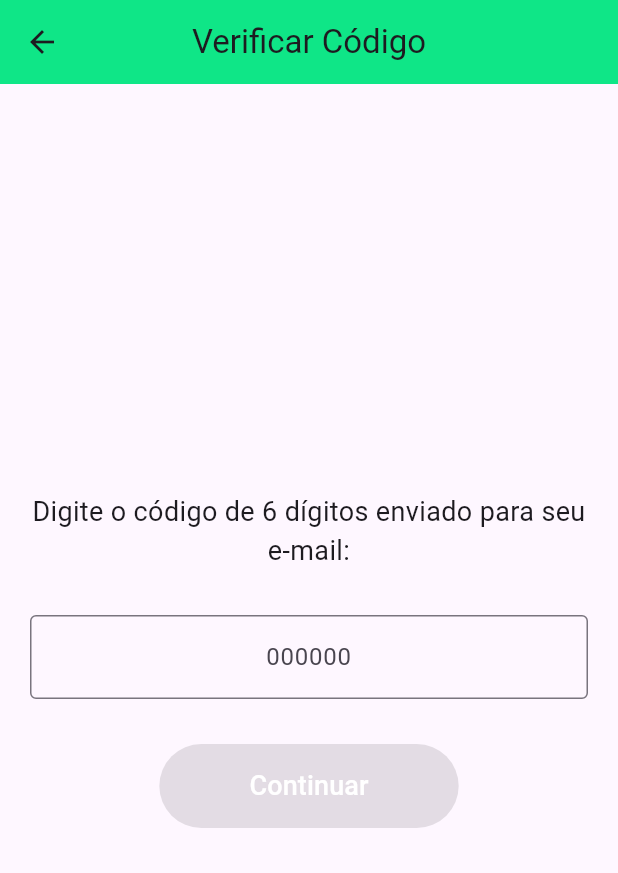
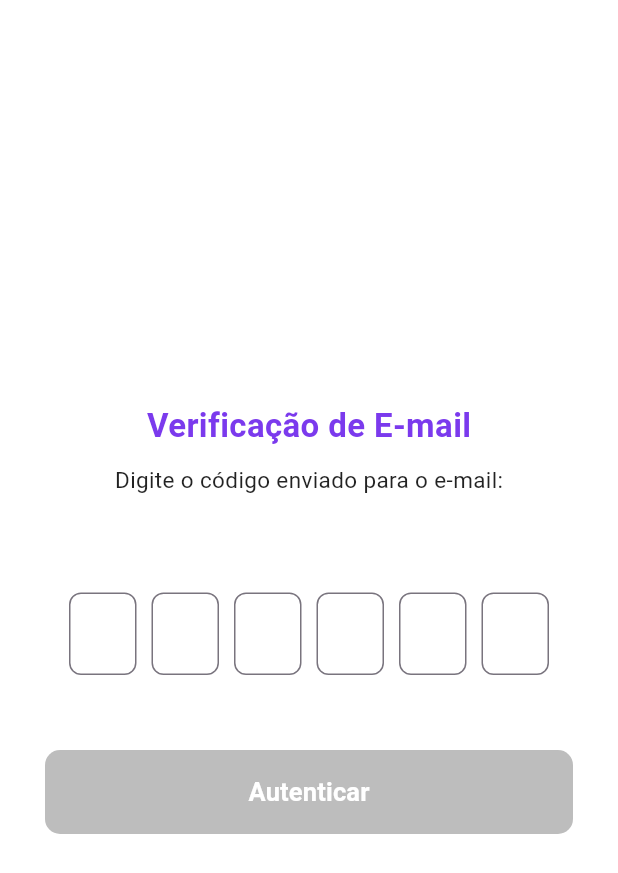
Before and after one commit to TCC-Meal4You/frontend, a Flutter app: the VerifyCodeScreen screen opened directly, on a phone screen of 412 x 824 dp. Shown: the top 873 px of the screen. Run offline on Flutter 3.47's test engine with Material 3 defaults, Android fonts, the phone set to English and light mode, and no system bars; our stand-ins replace font_awesome_flutter, shared_preferences; accounts and stored records are empty.

Commit message:
refactor: muda aparencia da tela

```diff
--- a/meal4you_app/lib/screens/verify_email/verify_code_screen.dart
+++ b/meal4you_app/lib/screens/verify_email/verify_code_screen.dart
@@ -11,14 +11,43 @@ class VerifyCodeScreen extends StatefulWidget {
 
 class _VerifyCodeScreenState extends State<VerifyCodeScreen> {
   final TextEditingController _codeController = TextEditingController();
+  final List<FocusNode> _focusNodes = List.generate(6, (_) => FocusNode());
+  final List<TextEditingController> _digitControllers = List.generate(
+    6,
+    (_) => TextEditingController(),
+  );
+
   bool _isButtonEnabled = false;
   bool _isLoading = false;
-  final VerifyEmailService _verifyEmailService =
-      VerifyEmailService(baseUrl: 'https://backend-production-7a83.up.railway.app');
 
-  void _onCodeChanged(String value) {
+  final VerifyEmailService _verifyEmailService = VerifyEmailService(
+    baseUrl: 'https://backend-production-7a83.up.railway.app',
+  );
+
+  @override
+  void dispose() {
+    _codeController.dispose();
+    for (var controller in _digitControllers) {
+      controller.dispose();
+    }
+    for (var node in _focusNodes) {
+      node.dispose();
+    }
+    super.dispose();
+  }
+
+  void _onDigitChanged(int index, String value) {
+    if (value.isNotEmpty && index < 5) {
+      _focusNodes[index + 1].requestFocus();
+    }
+
+    if (value.isEmpty && index > 0) {
+      _focusNodes[index - 1].requestFocus();
+    }
+
+    _codeController.text = _digitControllers.map((e) => e.text).join();
     setState(() {
-      _isButtonEnabled = value.length == 6;
+      _isButtonEnabled = _codeController.text.length == 6;
     });
   }
 
@@ -31,7 +60,6 @@ class _VerifyCodeScreenState extends State<VerifyCodeScreen> {
       final nome = prefs.getString('register_nome')!;
       final senha = prefs.getString('register_senha')!;
       final isAdmin = prefs.getBool('register_isAdmin')!;
-
       final codigo = _codeController.text.trim();
 
       await _verifyEmailService.confirmCode(
@@ -54,9 +82,9 @@ class _VerifyCodeScreenState extends State<VerifyCodeScreen> {
       );
     } catch (e) {
       if (!mounted) return;
-      ScaffoldMessenger.of(context).showSnackBar(
-        SnackBar(content: Text('Erro: $e')),
-      );
+      ScaffoldMessenger.of(
+        context,
+      ).showSnackBar(SnackBar(content: Text('Erro: $e')));
     } finally {
       if (mounted) setState(() => _isLoading = false);
     }
@@ -64,52 +92,120 @@ class _VerifyCodeScreenState extends State<VerifyCodeScreen> {
 
   @override
   Widget build(BuildContext context) {
-    return SafeArea(
-      child: Scaffold(
-        appBar: AppBar(
-          title: const Text("Verificar Código"),
-          centerTitle: true,
-          backgroundColor: const Color.fromARGB(255, 15, 230, 135),
-        ),
-        body: Padding(
-          padding: const EdgeInsets.all(20),
+    return Scaffold(
+      backgroundColor: Colors.white,
+      body: SafeArea(
+        child: Padding(
+          padding: const EdgeInsets.symmetric(horizontal: 30),
           child: Column(
             mainAxisAlignment: MainAxisAlignment.center,
             children: [
               const Text(
-                "Digite o código de 6 dígitos enviado para seu e-mail:",
-                textAlign: TextAlign.center,
-                style: TextStyle(fontSize: 18),
-              ),
-              const SizedBox(height: 30),
-              TextField(
-                controller: _codeController,
-                onChanged: _onCodeChanged,
-                keyboardType: TextInputType.number,
-                maxLength: 6,
-                textAlign: TextAlign.center,
-                decoration: const InputDecoration(
-                  border: OutlineInputBorder(),
-                  hintText: "000000",
-                  counterText: "",
+                'Verificação de E-mail',
+                style: TextStyle(
+                  fontSize: 22,
+                  fontWeight: FontWeight.bold,
+                  color: Color(0xFF7B3AED),
                 ),
               ),
-              const SizedBox(height: 30),
-              ElevatedButton(
-                onPressed: _isButtonEnabled && !_isLoading ? _confirmCode : null,
-                style: ElevatedButton.styleFrom(
-                  backgroundColor: _isButtonEnabled
-                      ? const Color.fromARGB(255, 15, 230, 135)
-                      : Colors.grey,
-                  padding:
-                      const EdgeInsets.symmetric(horizontal: 60, vertical: 15),
+              const SizedBox(height: 10),
+              const Text(
+                'Digite o código enviado para o e-mail:',
+                style: TextStyle(fontSize: 15, color: Colors.black87),
+              ),
+              const SizedBox(height: 4),
+              FutureBuilder<String?>(
+                future: SharedPreferences.getInstance().then(
+                  (prefs) => prefs.getString('register_email'),
                 ),
-                child: _isLoading
-                    ? const CircularProgressIndicator(color: Colors.white)
-                    : const Text(
-                        "Continuar",
-                        style: TextStyle(fontSize: 18, color: Colors.white),
+                builder: (context, snapshot) {
+                  return Text(
+                    snapshot.data ?? '',
+                    style: const TextStyle(
+                      fontSize: 15,
+                      color: Colors.black54,
+                      fontWeight: FontWeight.w400,
+                    ),
+                  );
+                },
+              ),
+              const SizedBox(height: 40),
+
+              // Campos individuais (6 quadradinhos)
+              Row(
+                mainAxisAlignment: MainAxisAlignment.center,
+                children: List.generate(6, (index) {
+                  return Container(
+                    width: 45,
+                    height: 55,
+                    margin: const EdgeInsets.symmetric(horizontal: 5),
+                    child: TextField(
+                      controller: _digitControllers[index],
+                      focusNode: _focusNodes[index],
+                      onChanged: (value) => _onDigitChanged(index, value),
+                      keyboardType: TextInputType.number,
+                      textAlign: TextAlign.center,
+                      maxLength: 1,
+                      style: const TextStyle(
+                        fontSize: 22,
+                        fontWeight: FontWeight.bold,
+                        color: Colors.black87,
                       ),
+                      decoration: InputDecoration(
+                        counterText: "",
+                        border: OutlineInputBorder(
+                          borderRadius: BorderRadius.circular(8),
+                          borderSide: const BorderSide(color: Colors.grey),
+                        ),
+                        focusedBorder: OutlineInputBorder(
+                          borderRadius: BorderRadius.circular(8),
+                          borderSide: const BorderSide(
+                            color: Color(0xFF7B3AED),
+                            width: 2,
+                          ),
+                        ),
+                      ),
+                    ),
+                  );
+                }),
+              ),
+
+              const SizedBox(height: 50),
+
+              // Botão Confirmar
+              SizedBox(
+                width: double.infinity,
+                child: ElevatedButton(
+                  onPressed: _isButtonEnabled && !_isLoading
+                      ? _confirmCode
+                      : null,
+                  style: ElevatedButton.styleFrom(
+                    backgroundColor: const Color(0xFF7B3AED),
+                    disabledBackgroundColor: Colors.grey[400],
+                    padding: const EdgeInsets.symmetric(vertical: 16),
+                    shape: RoundedRectangleBorder(
+                      borderRadius: BorderRadius.circular(10),
+                    ),
+                    elevation: 3,
+                  ),
+                  child: _isLoading
+                      ? const SizedBox(
+                          height: 22,
+                          width: 22,
+                          child: CircularProgressIndicator(
+                            color: Colors.white,
+                            strokeWidth: 2,
+                          ),
+                        )
+                      : const Text(
+                          "Autenticar",
+                          style: TextStyle(
+                            fontSize: 17,
+                            fontWeight: FontWeight.w600,
+                            color: Colors.white,
+                          ),
+                        ),
+                ),
               ),
             ],
           ),
```
